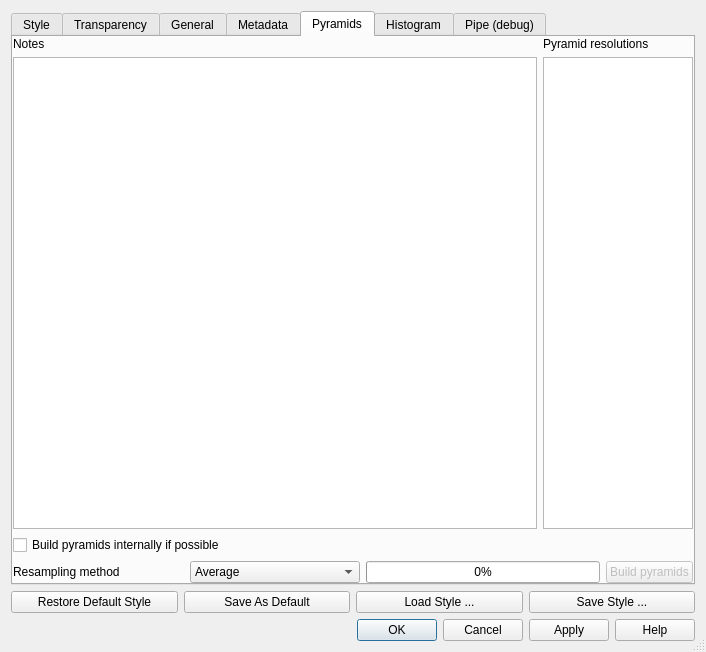
Old version of the form src/ui/qgsrasterlayerpropertiesbase.ui in the repository qgis/QGIS.
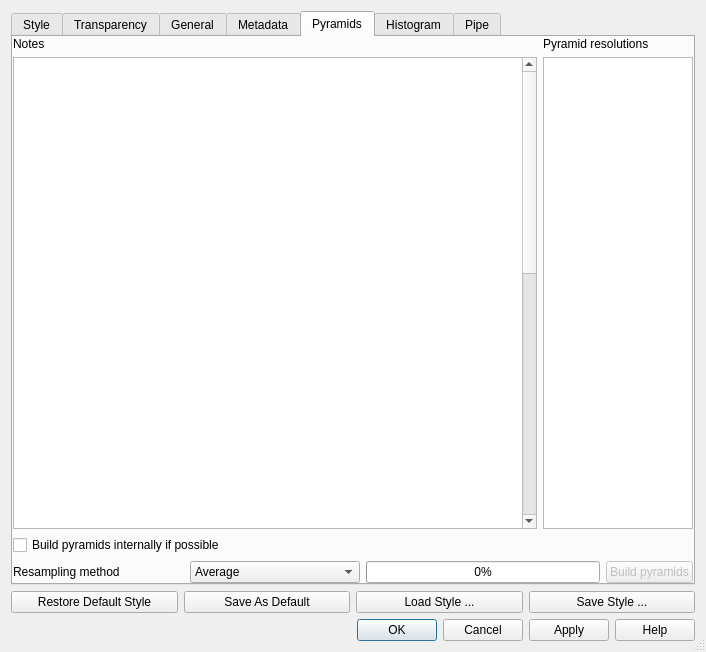
New version of the form. The open tabs and pages were chosen to show the change. Icons and pictures are not drawn. Custom widgets are drawn as their Qt base class.

Commit message: interface time stats improvements

Diff of the .ui file:
```diff
--- a/src/ui/qgsrasterlayerpropertiesbase.ui
+++ b/src/ui/qgsrasterlayerpropertiesbase.ui
@@ -829,28 +829,51 @@
 &lt;table border=&quot;0&quot; style=&quot;-qt-table-type: root; margin-top:4px; margin-bottom:4px; margin-left:4px; margin-right:4px;&quot;&gt;
 &lt;tr&gt;
 &lt;td style=&quot;border: none;&quot;&gt;
-&lt;p style=&quot;-qt-paragraph-type:empty; margin-top:0px; margin-bottom:0px; margin-left:0px; margin-right:0px; -qt-block-indent:0; text-indent:0px;&quot;&gt;&lt;br /&gt;&lt;/p&gt;
-&lt;p style=&quot;-qt-paragraph-type:empty; margin-top:0px; margin-bottom:0px; margin-left:0px; margin-right:0px; -qt-block-indent:0; text-indent:0px;&quot;&gt;&lt;br /&gt;&lt;/p&gt;
-&lt;p style=&quot;-qt-paragraph-type:empty; margin-top:0px; margin-bottom:0px; margin-left:0px; margin-right:0px; -qt-block-indent:0; text-indent:0px;&quot;&gt;&lt;br /&gt;&lt;/p&gt;
-&lt;p style=&quot;-qt-paragraph-type:empty; margin-top:0px; margin-bottom:0px; margin-left:0px; margin-right:0px; -qt-block-indent:0; text-indent:0px;&quot;&gt;&lt;br /&gt;&lt;/p&gt;
-&lt;p style=&quot;-qt-paragraph-type:empty; margin-top:0px; margin-bottom:0px; margin-left:0px; margin-right:0px; -qt-block-indent:0; text-indent:0px;&quot;&gt;&lt;br /&gt;&lt;/p&gt;
-&lt;p style=&quot;-qt-paragraph-type:empty; margin-top:0px; margin-bottom:0px; margin-left:0px; margin-right:0px; -qt-block-indent:0; text-indent:0px;&quot;&gt;&lt;br /&gt;&lt;/p&gt;
-&lt;p style=&quot;-qt-paragraph-type:empty; margin-top:0px; margin-bottom:0px; margin-left:0px; margin-right:0px; -qt-block-indent:0; text-indent:0px;&quot;&gt;&lt;br /&gt;&lt;/p&gt;
-&lt;p style=&quot;-qt-paragraph-type:empty; margin-top:0px; margin-bottom:0px; margin-left:0px; margin-right:0px; -qt-block-indent:0; text-indent:0px;&quot;&gt;&lt;br /&gt;&lt;/p&gt;
-&lt;p style=&quot;-qt-paragraph-type:empty; margin-top:0px; margin-bottom:0px; margin-left:0px; margin-right:0px; -qt-block-indent:0; text-indent:0px;&quot;&gt;&lt;br /&gt;&lt;/p&gt;
-&lt;p style=&quot;-qt-paragraph-type:empty; margin-top:0px; margin-bottom:0px; margin-left:0px; margin-right:0px; -qt-block-indent:0; text-indent:0px; font-size:10pt;&quot;&gt;&lt;br /&gt;&lt;/p&gt;
-&lt;p style=&quot;-qt-paragraph-type:empty; margin-top:0px; margin-bottom:0px; margin-left:0px; margin-right:0px; -qt-block-indent:0; text-indent:0px; font-family:'Sans'; font-size:10pt;&quot;&gt;&lt;br /&gt;&lt;/p&gt;
-&lt;p style=&quot;-qt-paragraph-type:empty; margin-top:0px; margin-bottom:0px; margin-left:0px; margin-right:0px; -qt-block-indent:0; text-indent:0px; font-size:11pt;&quot;&gt;&lt;br /&gt;&lt;/p&gt;
-&lt;p style=&quot;-qt-paragraph-type:empty; margin-top:0px; margin-bottom:0px; margin-left:0px; margin-right:0px; -qt-block-indent:0; text-indent:0px; font-family:'Sans'; font-size:10pt;&quot;&gt;&lt;br /&gt;&lt;/p&gt;
-&lt;p style=&quot;-qt-paragraph-type:empty; margin-top:0px; margin-bottom:0px; margin-left:0px; margin-right:0px; -qt-block-indent:0; text-indent:0px; font-family:'Sans'; font-size:10pt;&quot;&gt;&lt;br /&gt;&lt;/p&gt;
-&lt;p style=&quot;-qt-paragraph-type:empty; margin-top:0px; margin-bottom:0px; margin-left:0px; margin-right:0px; -qt-block-indent:0; text-indent:0px; font-family:'Sans'; font-size:10pt;&quot;&gt;&lt;br /&gt;&lt;/p&gt;
-&lt;p style=&quot;-qt-paragraph-type:empty; margin-top:0px; margin-bottom:0px; margin-left:0px; margin-right:0px; -qt-block-indent:0; text-indent:0px; font-family:'Sans'; font-size:10pt;&quot;&gt;&lt;br /&gt;&lt;/p&gt;
-&lt;p style=&quot;-qt-paragraph-type:empty; margin-top:0px; margin-bottom:0px; margin-left:0px; margin-right:0px; -qt-block-indent:0; text-indent:0px; font-family:'Sans'; font-size:10pt;&quot;&gt;&lt;br /&gt;&lt;/p&gt;
-&lt;p style=&quot;-qt-paragraph-type:empty; margin-top:0px; margin-bottom:0px; margin-left:0px; margin-right:0px; -qt-block-indent:0; text-indent:0px; font-family:'Sans'; font-size:10pt;&quot;&gt;&lt;br /&gt;&lt;/p&gt;
-&lt;p style=&quot;-qt-paragraph-type:empty; margin-top:0px; margin-bottom:0px; margin-left:0px; margin-right:0px; -qt-block-indent:0; text-indent:0px; font-family:'Sans'; font-size:10pt;&quot;&gt;&lt;br /&gt;&lt;/p&gt;
-&lt;p style=&quot;-qt-paragraph-type:empty; margin-top:0px; margin-bottom:0px; margin-left:0px; margin-right:0px; -qt-block-indent:0; text-indent:0px; font-family:'Sans'; font-size:10pt;&quot;&gt;&lt;br /&gt;&lt;/p&gt;
-&lt;p style=&quot;-qt-paragraph-type:empty; margin-top:0px; margin-bottom:0px; margin-left:0px; margin-right:0px; -qt-block-indent:0; text-indent:0px; font-family:'Sans'; font-size:10pt;&quot;&gt;&lt;br /&gt;&lt;/p&gt;
-&lt;p style=&quot;-qt-paragraph-type:empty; margin-top:0px; margin-bottom:0px; margin-left:0px; margin-right:0px; -qt-block-indent:0; text-indent:0px; font-family:'Sans Serif';&quot;&gt;&lt;br /&gt;&lt;/p&gt;&lt;/td&gt;&lt;/tr&gt;&lt;/table&gt;&lt;/body&gt;&lt;/html&gt;</string>
+&lt;p style=&quot;-qt-paragraph-type:empty; margin-top:0px; margin-bottom:0px; margin-left:0px; margin-right:0px; -qt-block-indent:0; text-indent:0px;&quot;&gt;&lt;/p&gt;
+&lt;p style=&quot;-qt-paragraph-type:empty; margin-top:0px; margin-bottom:0px; margin-left:0px; margin-right:0px; -qt-block-indent:0; text-indent:0px;&quot;&gt;&lt;/p&gt;
+&lt;p style=&quot; margin-top:0px; margin-bottom:0px; margin-left:0px; margin-right:0px; -qt-block-indent:0; text-indent:0px;&quot;&gt;&lt;br /&gt;&lt;/p&gt;
+&lt;p style=&quot;-qt-paragraph-type:empty; margin-top:0px; margin-bottom:0px; margin-left:0px; margin-right:0px; -qt-block-indent:0; text-indent:0px;&quot;&gt;&lt;/p&gt;
+&lt;p style=&quot; margin-top:0px; margin-bottom:0px; margin-left:0px; margin-right:0px; -qt-block-indent:0; text-indent:0px;&quot;&gt;&lt;br /&gt;&lt;/p&gt;
+&lt;p style=&quot;-qt-paragraph-type:empty; margin-top:0px; margin-bottom:0px; margin-left:0px; margin-right:0px; -qt-block-indent:0; text-indent:0px;&quot;&gt;&lt;/p&gt;
+&lt;p style=&quot; margin-top:0px; margin-bottom:0px; margin-left:0px; margin-right:0px; -qt-block-indent:0; text-indent:0px;&quot;&gt;&lt;br /&gt;&lt;/p&gt;
+&lt;p style=&quot;-qt-paragraph-type:empty; margin-top:0px; margin-bottom:0px; margin-left:0px; margin-right:0px; -qt-block-indent:0; text-indent:0px;&quot;&gt;&lt;/p&gt;
+&lt;p style=&quot; margin-top:0px; margin-bottom:0px; margin-left:0px; margin-right:0px; -qt-block-indent:0; text-indent:0px;&quot;&gt;&lt;br /&gt;&lt;/p&gt;
+&lt;p style=&quot;-qt-paragraph-type:empty; margin-top:0px; margin-bottom:0px; margin-left:0px; margin-right:0px; -qt-block-indent:0; text-indent:0px;&quot;&gt;&lt;/p&gt;
+&lt;p style=&quot; margin-top:0px; margin-bottom:0px; margin-left:0px; margin-right:0px; -qt-block-indent:0; text-indent:0px;&quot;&gt;&lt;br /&gt;&lt;/p&gt;
+&lt;p style=&quot;-qt-paragraph-type:empty; margin-top:0px; margin-bottom:0px; margin-left:0px; margin-right:0px; -qt-block-indent:0; text-indent:0px;&quot;&gt;&lt;/p&gt;
+&lt;p style=&quot; margin-top:0px; margin-bottom:0px; margin-left:0px; margin-right:0px; -qt-block-indent:0; text-indent:0px;&quot;&gt;&lt;br /&gt;&lt;/p&gt;
+&lt;p style=&quot;-qt-paragraph-type:empty; margin-top:0px; margin-bottom:0px; margin-left:0px; margin-right:0px; -qt-block-indent:0; text-indent:0px;&quot;&gt;&lt;/p&gt;
+&lt;p style=&quot; margin-top:0px; margin-bottom:0px; margin-left:0px; margin-right:0px; -qt-block-indent:0; text-indent:0px;&quot;&gt;&lt;br /&gt;&lt;/p&gt;
+&lt;p style=&quot;-qt-paragraph-type:empty; margin-top:0px; margin-bottom:0px; margin-left:0px; margin-right:0px; -qt-block-indent:0; text-indent:0px;&quot;&gt;&lt;/p&gt;
+&lt;p style=&quot; margin-top:0px; margin-bottom:0px; margin-left:0px; margin-right:0px; -qt-block-indent:0; text-indent:0px;&quot;&gt;&lt;br /&gt;&lt;/p&gt;
+&lt;p style=&quot;-qt-paragraph-type:empty; margin-top:0px; margin-bottom:0px; margin-left:0px; margin-right:0px; -qt-block-indent:0; text-indent:0px;&quot;&gt;&lt;/p&gt;
+&lt;p style=&quot; margin-top:0px; margin-bottom:0px; margin-left:0px; margin-right:0px; -qt-block-indent:0; text-indent:0px;&quot;&gt;&lt;br /&gt;&lt;/p&gt;
+&lt;p style=&quot;-qt-paragraph-type:empty; margin-top:0px; margin-bottom:0px; margin-left:0px; margin-right:0px; -qt-block-indent:0; text-indent:0px;&quot;&gt;&lt;/p&gt;
+&lt;p style=&quot; margin-top:0px; margin-bottom:0px; margin-left:0px; margin-right:0px; -qt-block-indent:0; text-indent:0px;&quot;&gt;&lt;br /&gt;&lt;/p&gt;
+&lt;p style=&quot;-qt-paragraph-type:empty; margin-top:0px; margin-bottom:0px; margin-left:0px; margin-right:0px; -qt-block-indent:0; text-indent:0px; font-family:'Sans';&quot;&gt;&lt;/p&gt;
+&lt;p style=&quot; margin-top:0px; margin-bottom:0px; margin-left:0px; margin-right:0px; -qt-block-indent:0; text-indent:0px;&quot;&gt;&lt;span style=&quot; font-family:'Sans';&quot;&gt;&lt;br /&gt;&lt;/span&gt;&lt;/p&gt;
+&lt;p style=&quot;-qt-paragraph-type:empty; margin-top:0px; margin-bottom:0px; margin-left:0px; margin-right:0px; -qt-block-indent:0; text-indent:0px; font-size:11pt;&quot;&gt;&lt;/p&gt;
+&lt;p style=&quot; margin-top:0px; margin-bottom:0px; margin-left:0px; margin-right:0px; -qt-block-indent:0; text-indent:0px;&quot;&gt;&lt;span style=&quot; font-size:11pt;&quot;&gt;&lt;br /&gt;&lt;/span&gt;&lt;/p&gt;
+&lt;p style=&quot;-qt-paragraph-type:empty; margin-top:0px; margin-bottom:0px; margin-left:0px; margin-right:0px; -qt-block-indent:0; text-indent:0px; font-family:'Sans';&quot;&gt;&lt;/p&gt;
+&lt;p style=&quot; margin-top:0px; margin-bottom:0px; margin-left:0px; margin-right:0px; -qt-block-indent:0; text-indent:0px;&quot;&gt;&lt;span style=&quot; font-family:'Sans';&quot;&gt;&lt;br /&gt;&lt;/span&gt;&lt;/p&gt;
+&lt;p style=&quot;-qt-paragraph-type:empty; margin-top:0px; margin-bottom:0px; margin-left:0px; margin-right:0px; -qt-block-indent:0; text-indent:0px; font-family:'Sans';&quot;&gt;&lt;/p&gt;
+&lt;p style=&quot; margin-top:0px; margin-bottom:0px; margin-left:0px; margin-right:0px; -qt-block-indent:0; text-indent:0px;&quot;&gt;&lt;span style=&quot; font-family:'Sans';&quot;&gt;&lt;br /&gt;&lt;/span&gt;&lt;/p&gt;
+&lt;p style=&quot;-qt-paragraph-type:empty; margin-top:0px; margin-bottom:0px; margin-left:0px; margin-right:0px; -qt-block-indent:0; text-indent:0px; font-family:'Sans';&quot;&gt;&lt;/p&gt;
+&lt;p style=&quot; margin-top:0px; margin-bottom:0px; margin-left:0px; margin-right:0px; -qt-block-indent:0; text-indent:0px;&quot;&gt;&lt;span style=&quot; font-family:'Sans';&quot;&gt;&lt;br /&gt;&lt;/span&gt;&lt;/p&gt;
+&lt;p style=&quot;-qt-paragraph-type:empty; margin-top:0px; margin-bottom:0px; margin-left:0px; margin-right:0px; -qt-block-indent:0; text-indent:0px; font-family:'Sans';&quot;&gt;&lt;/p&gt;
+&lt;p style=&quot; margin-top:0px; margin-bottom:0px; margin-left:0px; margin-right:0px; -qt-block-indent:0; text-indent:0px;&quot;&gt;&lt;span style=&quot; font-family:'Sans';&quot;&gt;&lt;br /&gt;&lt;/span&gt;&lt;/p&gt;
+&lt;p style=&quot;-qt-paragraph-type:empty; margin-top:0px; margin-bottom:0px; margin-left:0px; margin-right:0px; -qt-block-indent:0; text-indent:0px; font-family:'Sans';&quot;&gt;&lt;/p&gt;
+&lt;p style=&quot; margin-top:0px; margin-bottom:0px; margin-left:0px; margin-right:0px; -qt-block-indent:0; text-indent:0px;&quot;&gt;&lt;span style=&quot; font-family:'Sans';&quot;&gt;&lt;br /&gt;&lt;/span&gt;&lt;/p&gt;
+&lt;p style=&quot;-qt-paragraph-type:empty; margin-top:0px; margin-bottom:0px; margin-left:0px; margin-right:0px; -qt-block-indent:0; text-indent:0px; font-family:'Sans';&quot;&gt;&lt;/p&gt;
+&lt;p style=&quot; margin-top:0px; margin-bottom:0px; margin-left:0px; margin-right:0px; -qt-block-indent:0; text-indent:0px;&quot;&gt;&lt;span style=&quot; font-family:'Sans';&quot;&gt;&lt;br /&gt;&lt;/span&gt;&lt;/p&gt;
+&lt;p style=&quot;-qt-paragraph-type:empty; margin-top:0px; margin-bottom:0px; margin-left:0px; margin-right:0px; -qt-block-indent:0; text-indent:0px; font-family:'Sans';&quot;&gt;&lt;/p&gt;
+&lt;p style=&quot; margin-top:0px; margin-bottom:0px; margin-left:0px; margin-right:0px; -qt-block-indent:0; text-indent:0px;&quot;&gt;&lt;span style=&quot; font-family:'Sans';&quot;&gt;&lt;br /&gt;&lt;/span&gt;&lt;/p&gt;
+&lt;p style=&quot;-qt-paragraph-type:empty; margin-top:0px; margin-bottom:0px; margin-left:0px; margin-right:0px; -qt-block-indent:0; text-indent:0px; font-family:'Sans';&quot;&gt;&lt;/p&gt;
+&lt;p style=&quot; margin-top:0px; margin-bottom:0px; margin-left:0px; margin-right:0px; -qt-block-indent:0; text-indent:0px;&quot;&gt;&lt;span style=&quot; font-family:'Sans';&quot;&gt;&lt;br /&gt;&lt;/span&gt;&lt;/p&gt;
+&lt;p style=&quot;-qt-paragraph-type:empty; margin-top:0px; margin-bottom:0px; margin-left:0px; margin-right:0px; -qt-block-indent:0; text-indent:0px; font-family:'Sans';&quot;&gt;&lt;/p&gt;
+&lt;p style=&quot; margin-top:0px; margin-bottom:0px; margin-left:0px; margin-right:0px; -qt-block-indent:0; text-indent:0px;&quot;&gt;&lt;span style=&quot; font-family:'Sans';&quot;&gt;&lt;br /&gt;&lt;/span&gt;&lt;/p&gt;
+&lt;p style=&quot;-qt-paragraph-type:empty; margin-top:0px; margin-bottom:0px; margin-left:0px; margin-right:0px; -qt-block-indent:0; text-indent:0px; font-family:'Sans Serif';&quot;&gt;&lt;/p&gt;
+&lt;p style=&quot; margin-top:0px; margin-bottom:0px; margin-left:0px; margin-right:0px; -qt-block-indent:0; text-indent:0px;&quot;&gt;&lt;span style=&quot; font-family:'Sans Serif';&quot;&gt;&lt;br /&gt;&lt;/span&gt;&lt;/p&gt;&lt;/td&gt;&lt;/tr&gt;&lt;/table&gt;&lt;/body&gt;&lt;/html&gt;</string>
          </property>
         </widget>
        </item>
@@ -954,7 +977,7 @@
      </widget>
      <widget class="QWidget" name="tabPagePipe">
       <attribute name="title">
-       <string>Pipe (debug)</string>
+       <string>Pipe</string>
       </attribute>
       <layout class="QVBoxLayout" name="verticalLayout">
        <item>
```
Left out of the diff: 3 changed lines with no effect on the pictures. The commit also changes 5 other files.
